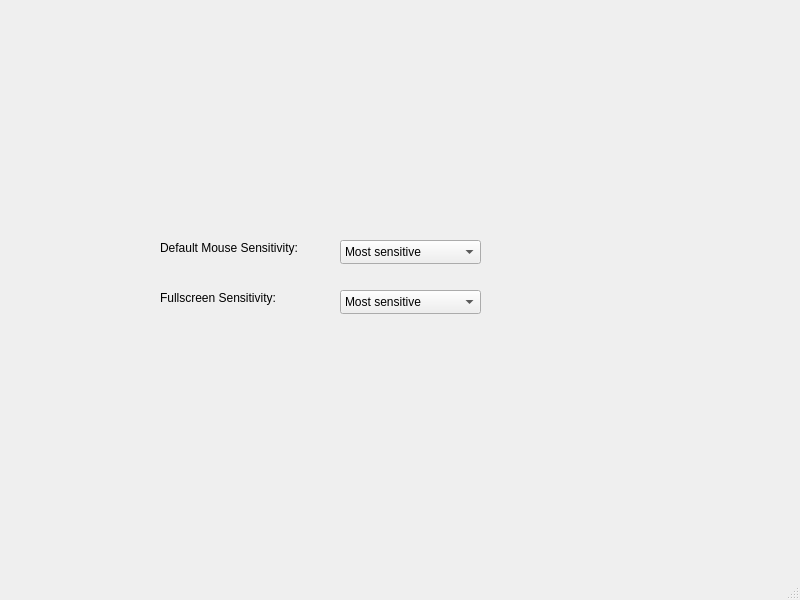
Before: the Qt Designer form AutoSensitivity/mainwindow.ui in NWalker1208/auto-sensitivity, drawn with Qt 5.
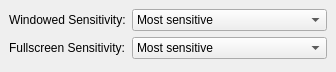
After: the same form once the commit is applied. Icons and pictures are not drawn.

Diff of the .ui file:
```diff
--- a/AutoSensitivity/mainwindow.ui
+++ b/AutoSensitivity/mainwindow.ui
@@ -6,8 +6,8 @@
    <rect>
     <x>0</x>
     <y>0</y>
-    <width>800</width>
-    <height>600</height>
+    <width>336</width>
+    <height>72</height>
    </rect>
   </property>
   <property name="windowTitle">
@@ -17,32 +17,17 @@
    <iconset resource="res.qrc">
     <normaloff>:/images/tray.ico</normaloff>:/images/tray.ico</iconset>
   </property>
-  <property name="toolButtonStyle">
-   <enum>Qt::ToolButtonIconOnly</enum>
-  </property>
   <widget class="QWidget" name="centralwidget">
-   <widget class="QLabel" name="defaultLabel">
-    <property name="geometry">
-     <rect>
-      <x>160</x>
-      <y>240</y>
-      <width>161</width>
-      <height>16</height>
-     </rect>
-    </property>
+   <layout class="QFormLayout" name="formLayout">
+    <item row="0" column="0">
+     <widget class="QLabel" name="windowedLabel">
     <property name="text">
-     <string>Default Mouse Sensitivity:</string>
-    </property>
-   </widget>
-   <widget class="QComboBox" name="defaultSensitivity">
-    <property name="geometry">
-     <rect>
-      <x>340</x>
-      <y>240</y>
-      <width>141</width>
-      <height>24</height>
-     </rect>
-    </property>
+       <string>Windowed Sensitivity:</string>
+      </property>
+     </widget>
+    </item>
+    <item row="0" column="1">
+     <widget class="QComboBox" name="windowedSensitivity">
     <item>
      <property name="text">
       <string>Most sensitive</string>
@@ -64,28 +49,16 @@
      </property>
     </item>
    </widget>
+    </item>
+    <item row="1" column="0">
    <widget class="QLabel" name="fullscreenLabel">
-    <property name="geometry">
-     <rect>
-      <x>160</x>
-      <y>290</y>
-      <width>161</width>
-      <height>16</height>
-     </rect>
-    </property>
     <property name="text">
      <string>Fullscreen Sensitivity:</string>
     </property>
    </widget>
+    </item>
+    <item row="1" column="1">
    <widget class="QComboBox" name="fullscreenSensitivity">
-    <property name="geometry">
-     <rect>
-      <x>340</x>
-      <y>290</y>
-      <width>141</width>
-      <height>24</height>
-     </rect>
-    </property>
     <item>
      <property name="text">
       <string>Most sensitive</string>
@@ -107,18 +80,9 @@
      </property>
     </item>
    </widget>
+    </item>
+   </layout>
   </widget>
-  <widget class="QMenuBar" name="menubar">
-   <property name="geometry">
-    <rect>
-     <x>0</x>
-     <y>0</y>
-     <width>800</width>
-     <height>25</height>
-    </rect>
-   </property>
-  </widget>
-  <widget class="QStatusBar" name="statusbar"/>
  </widget>
  <resources>
   <include location="res.qrc"/>
```
Left out of the diff: 4 changed lines with no effect on the pictures. Lines whose indentation alone changed are shown as unchanged.
